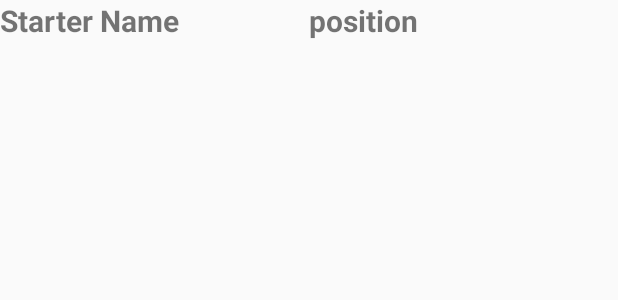
After one commit to EmploYeezy/adiProjectTwo, an Android app: the layout activity_starter_items.xml on its own in the app's theme, with its tools: preview values and no code run, on a phone screen of 412 x 824 dp. The commit adds this screen. Shown: the top 300 px of the screen. Run offline under Robolectric (Android 15) with nearby library versions, the phone set to English and light mode, and no system bars.

```diff
--- a/AdiProjectTwo/app/src/main/AndroidManifest.xml
+++ b/AdiProjectTwo/app/src/main/AndroidManifest.xml
@@ -23,7 +23,8 @@
                 <category android:name="android.intent.category.LAUNCHER" />
             </intent-filter>
         </activity>
-        <activity android:name=".RosterList"></activity>
+        <activity android:name=".RosterList" />
+        <activity android:name=".StarterList"></activity>
     </application>
 
 </manifest>
--- a/AdiProjectTwo/app/src/main/java/com/example/employeezy/adiprojecttwo/MainActivity.java
+++ b/AdiProjectTwo/app/src/main/java/com/example/employeezy/adiprojecttwo/MainActivity.java
@@ -38,7 +38,7 @@ public class MainActivity extends AppCompatActivity {
         startersButton.setOnClickListener(new View.OnClickListener() {
             @Override
             public void onClick(View v) {
-                Intent engageStarters = new Intent(MainActivity.this, StarterListActivity.class);
+                Intent engageStarters = new Intent(MainActivity.this, StarterList.class);
                 startActivity(engageStarters);
             }
         });
--- /dev/null
+++ b/AdiProjectTwo/app/src/main/res/layout/activity_starter_items.xml
@@ -0,0 +1,25 @@
+<?xml version="1.0" encoding="utf-8"?>
+<LinearLayout xmlns:android="http://schemas.android.com/apk/res/android"
+    android:orientation="horizontal" android:layout_width="match_parent"
+    android:layout_height="match_parent">
+
+    <TextView
+        android:id="@+id/starter_player_name"
+        android:layout_width="0dp"
+        android:layout_height="wrap_content"
+        android:layout_weight="1"
+        android:text="Starter Name"
+        android:textSize="20sp"
+        android:textStyle="bold"
+        />
+
+    <TextView
+        android:id="@+id/starter_position"
+        android:layout_width="0dp"
+        android:layout_height="wrap_content"
+        android:layout_weight="1"
+        android:text="position"
+        android:textSize="20sp"
+        android:textStyle="bold" />
+
+    </LinearLayout>
```
Also changed, not shown: AdiProjectTwo/app/src/main/java/com/example/employeezy/adiprojecttwo/DatabaseHelper.java (+16 -2 lines), AdiProjectTwo/app/src/main/java/com/example/employeezy/adiprojecttwo/StarterList.java (added, +15 -0 lines), AdiProjectTwo/app/src/main/java/com/example/employeezy/adiprojecttwo/StarterListActivity.java (deleted, +0 -10 lines), AdiProjectTwo/app/src/main/res/layout/activity_starter_list.xml (added, +19 -0 lines).
